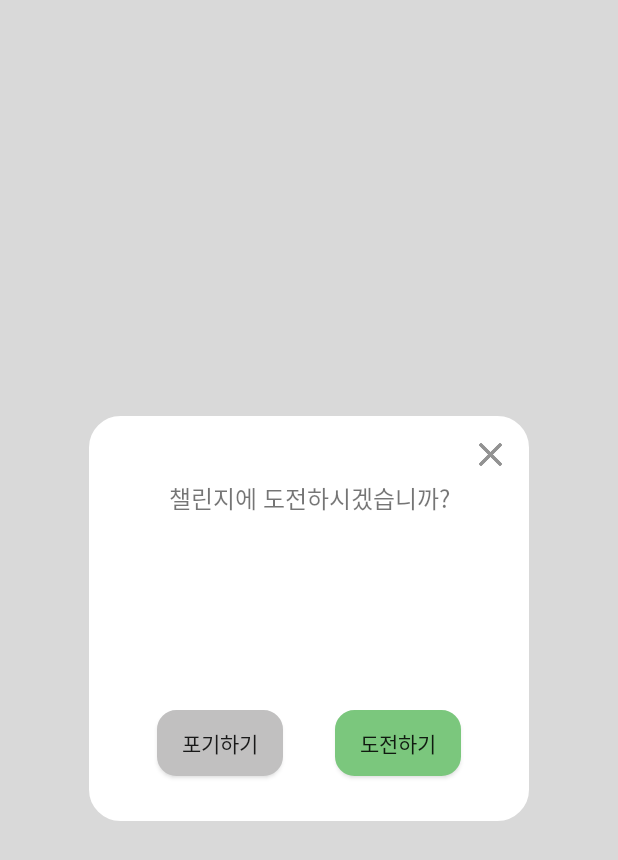
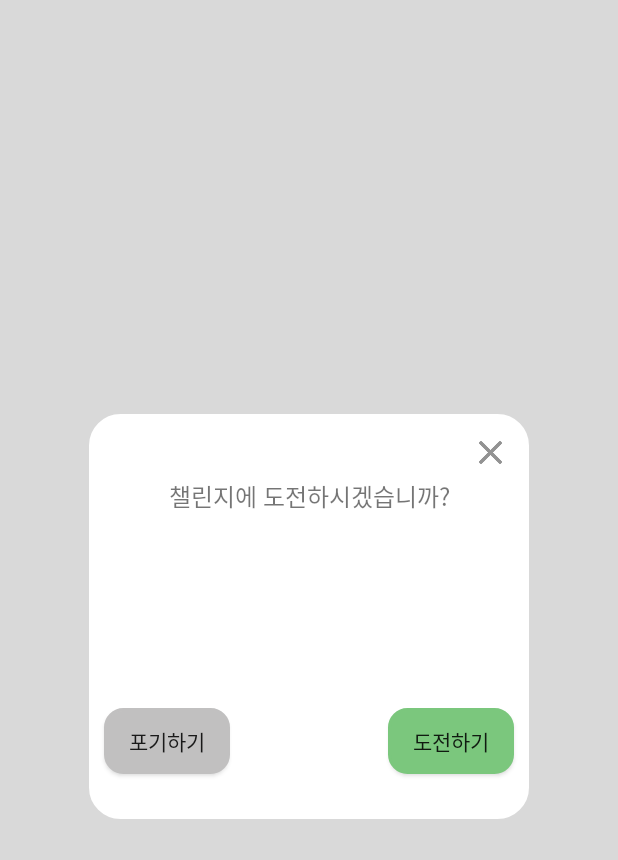
Before and after one commit to jxxny/GreenDay, an Android app: the PopupActivity screen opened directly, with no data from a screen before it, on a phone screen of 412 x 824 dp. Shown: the top 860 px of the screen. Run offline under Robolectric (Android 15) with nearby library versions, the phone set to English and light mode, and no system bars.

Commit message:
Merge remote-tracking branch 'origin/master'
# Conflicts:
#	app/src/main/res/layout/challenge_list.xml

```diff
--- a/app/src/main/res/layout/challenge_popup.xml
+++ b/app/src/main/res/layout/challenge_popup.xml
@@ -22,8 +22,10 @@
         android:textSize="16sp"
         app:layout_constraintBottom_toBottomOf="parent"
         app:layout_constraintEnd_toEndOf="parent"
+        app:layout_constraintHorizontal_bias="0.0"
         app:layout_constraintStart_toStartOf="parent"
-        app:layout_constraintTop_toTopOf="parent" />
+        app:layout_constraintTop_toTopOf="parent"
+        app:layout_constraintVertical_bias="0.498" />
 
     <ImageView
         android:id="@+id/x"
@@ -32,6 +34,7 @@
         android:layout_marginTop="20dp"
         android:layout_marginEnd="20dp"
         android:layout_marginRight="20dp"
+        android:background="#FFFFFF"
         app:layout_constraintEnd_toEndOf="@+id/popup"
         app:layout_constraintTop_toTopOf="@+id/popup"
         app:srcCompat="@drawable/x" />
@@ -40,8 +43,8 @@
         android:id="@+id/start_button"
         android:layout_width="wrap_content"
         android:layout_height="wrap_content"
-        android:layout_marginEnd="45dp"
-        android:layout_marginRight="45dp"
+        android:layout_marginEnd="10dp"
+        android:layout_marginRight="10dp"
         android:background="@drawable/full_view_layout"
         android:elevation="5dp"
         android:fontFamily="@font/nanum"
@@ -53,8 +56,8 @@
         android:id="@+id/giveup_button"
         android:layout_width="wrap_content"
         android:layout_height="wrap_content"
-        android:layout_marginStart="45dp"
-        android:layout_marginLeft="45dp"
+        android:layout_marginStart="10dp"
+        android:layout_marginLeft="10dp"
         android:layout_marginBottom="30dp"
         android:background="@drawable/chall_giveup_layout"
         android:elevation="5dp"
```
Also changed, not shown: app/src/main/java/com/example/greenday/challenge.java (+43 -3 lines).
